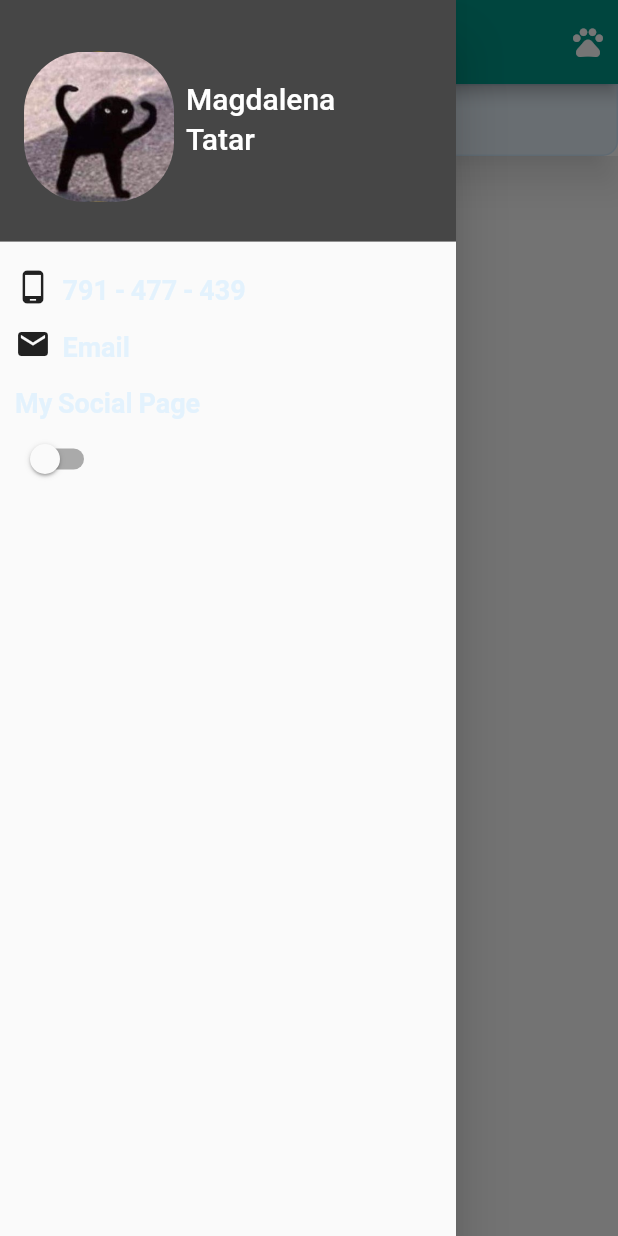
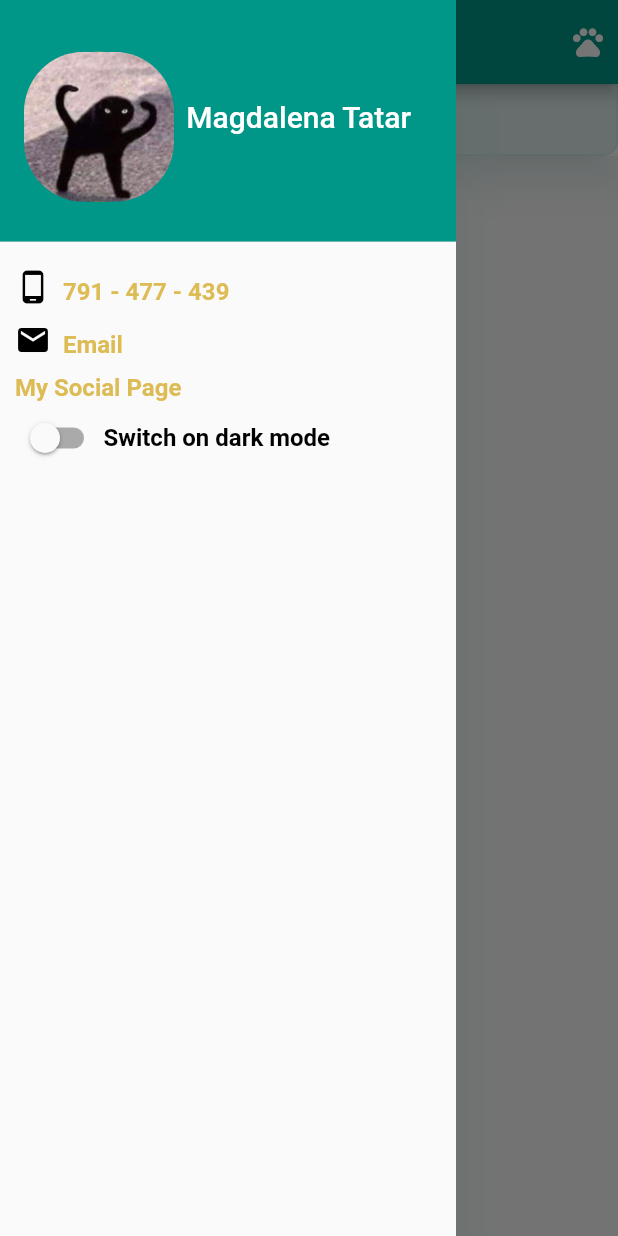
Before and after one commit to tatarmagda/todoapp, a Flutter app: the screen it shows after launch, with the side drawer open, on a phone screen of 412 x 824 dp. Run offline on Flutter 3.47's test engine with Material 2 defaults, Android fonts, the phone set to English and light mode, and no system bars; our stand-ins replace font_awesome_flutter, google_fonts, shared_preferences.

Commit message:
polishing the feature dark mode

```diff
--- a/lib/Screens/home_drawer.dart
+++ b/lib/Screens/home_drawer.dart
@@ -66,13 +66,24 @@ class _MyHomePageState extends State<MyHomePage> {
                       padding: const EdgeInsets.only(top: 10),
                       child: MySocialPage(),
                     ),
+                    Row(
+                      children: [
                         Switch(
                             value: _themeProvder,
+                            activeColor: Theme.of(context).primaryColor,
                             onChanged: (changer) {
                               _themeProvder = !_themeProvder;
-                          Provider.of<ThemeProvider>(context, listen: false);
+                              Provider.of<ThemeProvider>(context,
+                                  listen: false);
                               themeProvider.swapTheme();
-                        })
+                            }),
+                        _themeProvder
+                            ? Text("Switch on light mode",
+                                style: Theme.of(context).textTheme.headline3)
+                            : Text("Switch on dark mode",
+                                style: Theme.of(context).textTheme.headline3),
+                      ],
+                    )
                   ],
                 ),
               ),
@@ -112,7 +123,7 @@ class _MyHomePageState extends State<MyHomePage> {
 
   Widget MyProfile() {
     return DrawerHeader(
-      decoration: const BoxDecoration(color: Color.fromARGB(255, 70, 70, 70)),
+      decoration: BoxDecoration(color: Theme.of(context).primaryColor),
       child: Stack(
         children: [
           Row(
@@ -150,13 +161,8 @@ class _MyHomePageState extends State<MyHomePage> {
         ),
         TextSpan(
             text: "  791 - 477 - 439",
-          style: TextStyle(
-            fontSize: 18,
-            fontWeight: FontWeight.w700,
-            color: Theme.of(context).secondaryHeaderColor,
-          ),
             recognizer: TapGestureRecognizer()..onTap = launchPhoneNumber,
-        ),
+            style: Theme.of(context).textTheme.headline2),
       ],
     );
   }
@@ -172,13 +178,8 @@ class _MyHomePageState extends State<MyHomePage> {
           ),
           TextSpan(
               text: "  Email",
-            style: TextStyle(
-              fontSize: 18,
-              fontWeight: FontWeight.w700,
-              color: Theme.of(context).secondaryHeaderColor,
-            ),
               recognizer: TapGestureRecognizer()..onTap = launchEmail,
-          ),
+              style: Theme.of(context).textTheme.headline2),
         ],
       ),
     );
@@ -188,13 +189,8 @@ class _MyHomePageState extends State<MyHomePage> {
     return RichText(
       text: TextSpan(
           text: "My Social Page",
-        style: TextStyle(
-          fontSize: 18,
-          fontWeight: FontWeight.w700,
-          color: Theme.of(context).secondaryHeaderColor,
-        ),
           recognizer: TapGestureRecognizer()..onTap = launchSocialPage,
-      ),
+          style: Theme.of(context).textTheme.headline2),
     );
   }
 
--- a/lib/Screens/to_do_app.dart
+++ b/lib/Screens/to_do_app.dart
@@ -43,11 +43,9 @@ class _ToDoAppState extends State<ToDoApp> with SingleTickerProviderStateMixin {
                   children: [
                     Material(
                       elevation: 10,
-                      shadowColor: Colors.black54,
+                      shadowColor: Theme.of(context).shadowColor,
                       child: TextFormField(
-                        style: TextStyle(
-                          fontFamily: GoogleFonts.poppins().fontFamily,
-                        ),
+                        style: Theme.of(context).textTheme.headline3,
                         controller: _controller,
                         keyboardType: TextInputType.text,
                         minLines: 1,
--- a/lib/theme/my_text_decoration.dart
+++ b/lib/theme/my_text_decoration.dart
@@ -18,11 +18,10 @@ class MyTextDecoration extends StatelessWidget {
       softWrap: true,
       maxLines: 2,
       style: TextStyle(
-          fontFamily: GoogleFonts.poppins().fontFamily,
           fontWeight: FontWeight.w600,
           overflow: TextOverflow.ellipsis,
           fontSize: checkbox == true ? 14 : 15,
-          color: checkbox == true ? Colors.grey : Colors.black87,
+          color: checkbox == true ? Colors.grey : Theme.of(context).accentColor,
           decoration: checkbox == true
               ? TextDecoration.lineThrough
               : TextDecoration.none),
--- a/lib/theme/theme_provider.dart
+++ b/lib/theme/theme_provider.dart
@@ -5,14 +5,46 @@ class ThemeProvider extends ChangeNotifier {
   late ThemeData _selectedTheme;
 
   ThemeData light = ThemeData.light().copyWith(
-      backgroundColor: Colors.white,
-      appBarTheme: const AppBarTheme(backgroundColor: Colors.teal),
-      textTheme: TextTheme(
-        headline1: TextStyle(
-            color: Colors.white, fontSize: 20, fontWeight: FontWeight.bold),
-      ));
+    primaryColor: Colors.teal,
+    secondaryHeaderColor: const Color.fromARGB(234, 218, 181, 70),
+    accentColor: Colors.black,
+    iconTheme: const IconThemeData(color: Colors.black),
+    shadowColor: Colors.teal.withOpacity(0.2),
+    backgroundColor: const Color.fromARGB(216, 253, 250, 234),
+    appBarTheme: const AppBarTheme(backgroundColor: Colors.teal),
+    textTheme: const TextTheme(
+      headline1: TextStyle(
+          color: Colors.white, fontSize: 20, fontWeight: FontWeight.bold),
+      headline2: TextStyle(
+          color: Color.fromARGB(234, 218, 181, 70),
+          fontSize: 16,
+          fontWeight: FontWeight.bold),
+      headline3: TextStyle(
+          color: Colors.black, fontSize: 16, fontWeight: FontWeight.bold),
+    ),
+  );
 
-  ThemeData dark = ThemeData.dark().copyWith(backgroundColor: Colors.black);
+  ThemeData dark = ThemeData.dark().copyWith(
+    primaryColor: Colors.teal,
+    secondaryHeaderColor: const Color.fromARGB(234, 218, 181, 70),
+    accentColor: Colors.white,
+    iconTheme: const IconThemeData(color: Colors.white),
+    shadowColor: Colors.teal.withOpacity(0.2),
+    backgroundColor: Colors.black.withOpacity(0.9),
+    appBarTheme: AppBarTheme(
+      backgroundColor: Colors.black.withOpacity(0.9),
+    ),
+    textTheme: const TextTheme(
+      headline1: TextStyle(
+          color: Colors.white, fontSize: 20, fontWeight: FontWeight.bold),
+      headline2: TextStyle(
+          color: Color.fromARGB(234, 218, 181, 70),
+          fontSize: 16,
+          fontWeight: FontWeight.bold),
+      headline3: TextStyle(
+          color: Colors.white, fontSize: 16, fontWeight: FontWeight.bold),
+    ),
+  );
 
   ThemeProvider({bool isDarkMode = false}) {
     _selectedTheme = isDarkMode ? dark : light;
```
Lines whose indentation alone changed are shown as unchanged.
